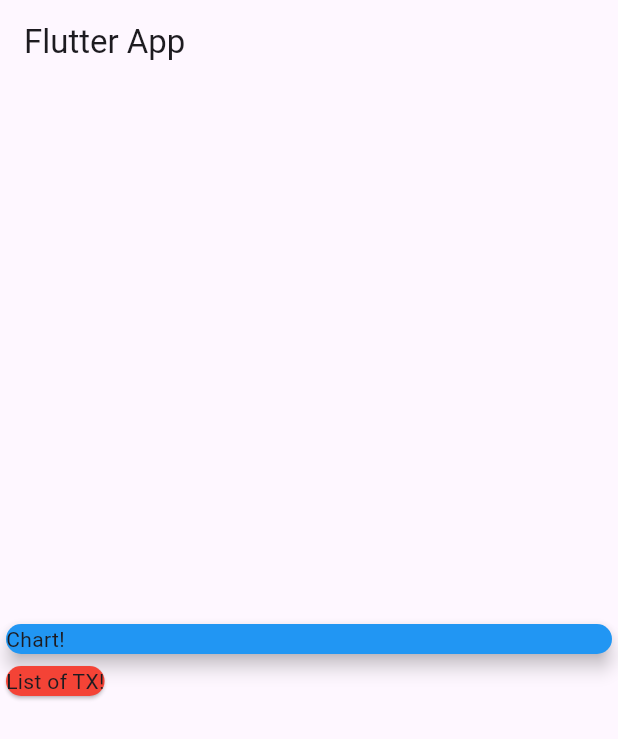
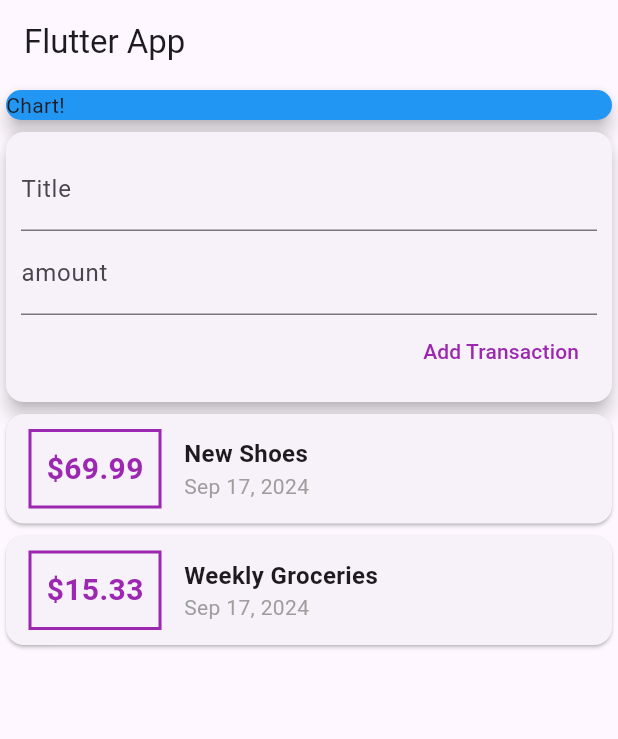
Before and after one commit to Yahya-hossaini/Expense-Planner-Mobile-App, a Flutter app: the screen it shows after launch, on a phone screen of 412 x 824 dp. Shown: the top 739 px of the screen. Run offline on Flutter 3.47's test engine with Material 3 defaults, Android fonts, the phone set to English and light mode, and no system bars.

Commit message:
I add transaction cards and input fields and some styling.

```diff
--- a/lib/main.dart
+++ b/lib/main.dart
@@ -1,4 +1,5 @@
-import 'package:flutter/cupertino.dart';
+import './transaction.dart';
+import 'package:intl/intl.dart';
 import 'package:flutter/material.dart';
 
 void main() => runApp(const MyApp());
@@ -8,7 +9,7 @@
 
   @override
   Widget build(BuildContext context) {
-    return const MaterialApp(
+    return MaterialApp(
       debugShowCheckedModeBanner: false,
       title: 'Flutter App',
       home: MyHomePage(),
@@ -17,7 +18,28 @@
 }
 
 class MyHomePage extends StatelessWidget {
-  const MyHomePage({super.key});
+  final List<Transaction> transactions = [
+    Transaction(
+      id: 't1',
+      title: 'New Shoes',
+      amount: 69.99,
+      date: DateTime.now(),
+    ),
+    Transaction(
+      id: 't2',
+      title: 'Weekly Groceries',
+      amount: 15.33,
+      date: DateTime.now(),
+    ),
+  ];
+
+  // String? titleInput;
+  // String? amountInput;
+
+  final titleController = TextEditingController();
+  final amountController = TextEditingController();
+
+  // MyHomePage({super.key});
 
   @override
   Widget build(BuildContext context) {
@@ -25,11 +47,10 @@
       appBar: AppBar(
         title: const Text('Flutter App'),
       ),
-      body: const Column(
-        mainAxisAlignment: MainAxisAlignment.center,
+      body: Column(
         crossAxisAlignment: CrossAxisAlignment.start,
         children: [
-          SizedBox(
+          const SizedBox(
             width: double.infinity,
             child: Card(
               color: Colors.blue,
@@ -38,8 +59,84 @@
             ),
           ),
           Card(
-            color: Colors.red,
-            child: Text('List of TX!'),
+            elevation: 5,
+            child: Container(
+              padding: EdgeInsets.all(10),
+              child: Column(
+                crossAxisAlignment: CrossAxisAlignment.end,
+                children: <Widget>[
+                  TextField(
+                    decoration: InputDecoration(labelText: 'Title'),
+                    controller: titleController,
+                    // onChanged: (val) => titleInput = val,
+                  ),
+                  TextField(
+                    decoration: InputDecoration(labelText: 'amount'),
+                    controller: amountController,
+                    // onChanged: (val) => amountInput = val,
+                  ),
+                  TextButton(
+                    onPressed: () {
+                      print(titleController.text);
+                    },
+                    child: Text(
+                      'Add Transaction',
+                      style: TextStyle(color: Colors.purple),
+                    ),
+                  ),
+                ],
+              ),
+            ),
+          ),
+          Column(
+            children: transactions.map(
+              (tx) {
+                return Card(
+                  child: Row(
+                    children: <Widget>[
+                      Container(
+                        margin: const EdgeInsets.symmetric(
+                          vertical: 10,
+                          horizontal: 15,
+                        ),
+                        decoration: BoxDecoration(
+                          border: Border.all(
+                            color: Colors.purple,
+                            width: 2,
+                          ),
+                        ),
+                        padding: EdgeInsets.all(10),
+                        child: Text(
+                          '\$${tx.amount}',
+                          style: TextStyle(
+                              fontWeight: FontWeight.bold,
+                              fontSize: 20,
+                              color: Colors.purple),
+                        ),
+                      ),
+                      Column(
+                        crossAxisAlignment: CrossAxisAlignment.start,
+                        children: <Widget>[
+                          Text(
+                            tx.title,
+                            style: TextStyle(
+                              fontSize: 16,
+                              fontWeight: FontWeight.bold,
+                            ),
+                          ),
+                          Text(
+                            DateFormat.yMMMd().format(tx.date),
+                            style: TextStyle(
+                              color: Colors.grey,
+                            ),
+                          ),
+                        ],
+                      )
+                    ],
+                  ),
+                );
+              },
+            ).toList(),
           ),
         ],
       ),
--- /dev/null
+++ b/lib/transaction.dart
@@ -0,0 +1,12 @@
+class Transaction {
+  final String id;
+  final String title;
+  final double amount;
+  final DateTime date;
+
+  Transaction(
+      {required this.id,
+      required this.title,
+      required this.amount,
+      required this.date});
+}
--- a/pubspec.yaml
+++ b/pubspec.yaml
@@ -39,6 +39,8 @@
 dev_dependencies:
   flutter_test:
     sdk: flutter
+  intl: ^0.19.0
+
 
   # The "flutter_lints" package below contains a set of recommended lints to
   # encourage good coding practices. The lint set provided by the package is
```
Also changed, not shown: pubspec.lock.
